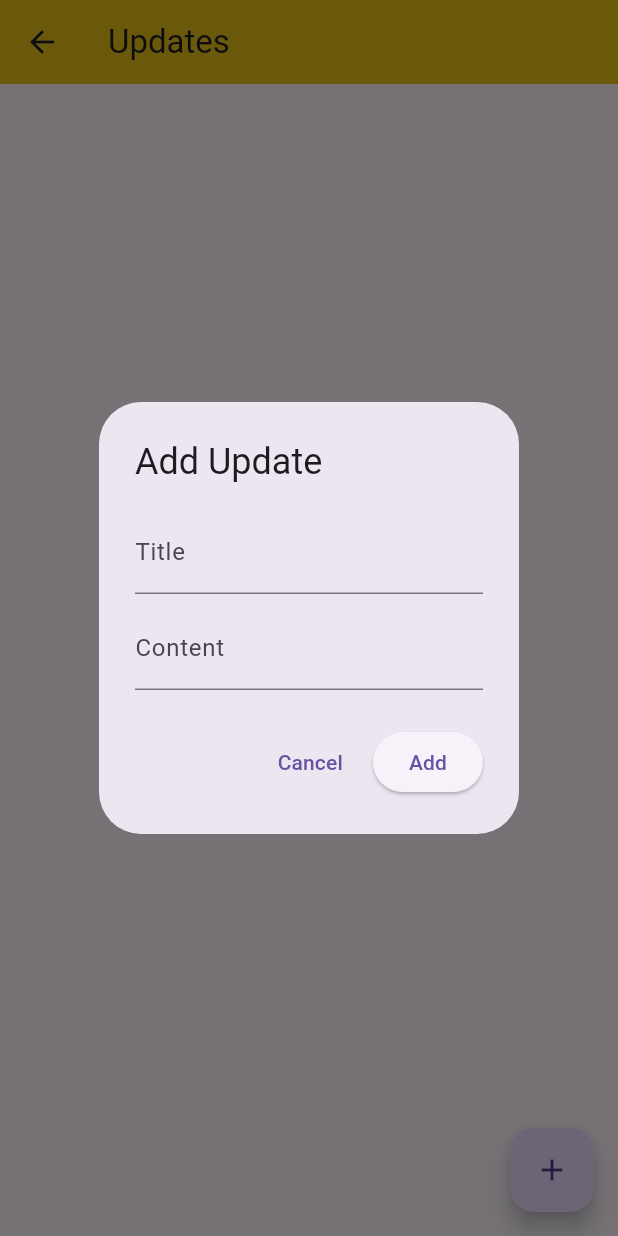
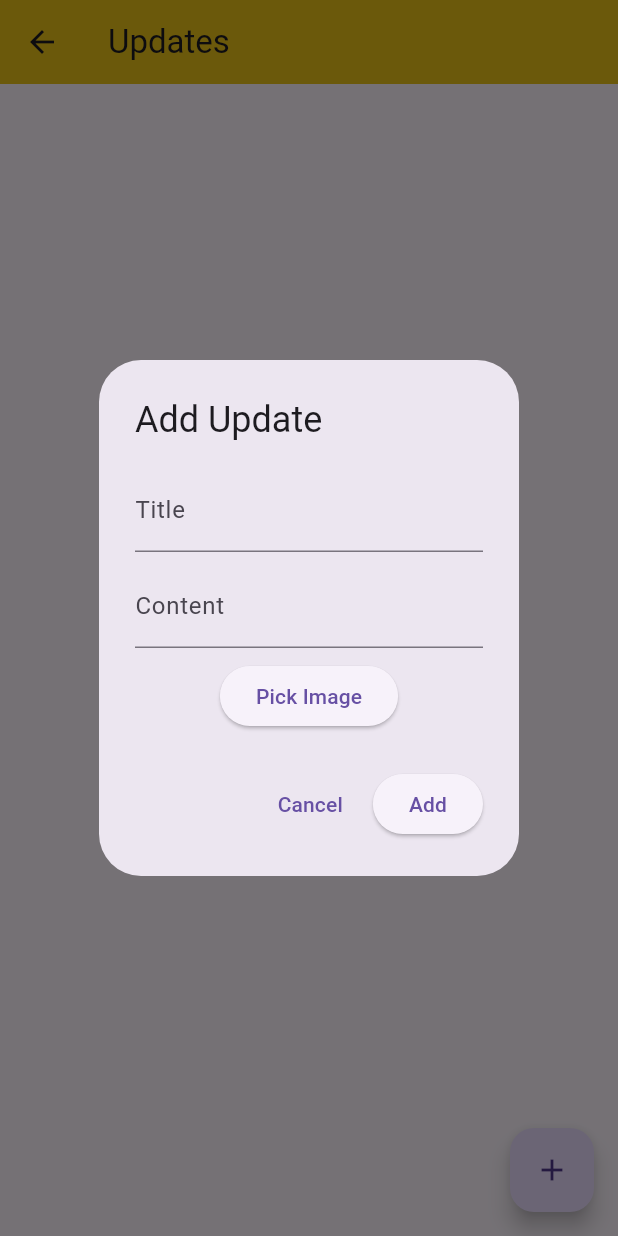
Before and after one commit to jayjr36/hostelchat_app, a Flutter app: the UpdatesPage screen opened directly, after a tap on the "add" icon, on a phone screen of 412 x 824 dp. Run offline on Flutter 3.47's test engine with Material 3 defaults, Android fonts, the phone set to English and light mode, and no system bars; our stand-ins replace cloud_firestore, easy_splash_screen, firebase_auth, firebase_core, firebase_storage, image_picker and 1 more; accounts and stored records are empty; network calls fail.

```diff
--- a/lib/main.dart
+++ b/lib/main.dart
@@ -3,6 +3,7 @@ import 'package:firebase_core/firebase_core.dart';
 import 'package:flutter/material.dart';
 import 'package:hostelchat/home.dart';
 import 'package:hostelchat/login.dart';
+import 'package:hostelchat/splash.dart';
 
 Future<void> main() async {
   WidgetsFlutterBinding.ensureInitialized();
@@ -26,7 +27,7 @@ class MyApp extends StatelessWidget {
       theme: ThemeData(
         primarySwatch: Colors.brown,
       ),
-      home: const AuthenticationWrapper(),
+      home: const SplashPage(),
     );
   }
 }
--- a/lib/updatespage.dart
+++ b/lib/updatespage.dart
@@ -2,6 +2,9 @@
 
 import 'package:flutter/material.dart';
 import 'package:cloud_firestore/cloud_firestore.dart';
+import 'package:firebase_storage/firebase_storage.dart';
+import 'package:image_picker/image_picker.dart';
+import 'dart:io';
 
 class UpdatesPage extends StatefulWidget {
   const UpdatesPage({super.key});
@@ -34,12 +37,24 @@ class UpdatesPageState extends State<UpdatesPage> {
             var updateData = update.data();
             var updateWidget = Container(
               decoration: BoxDecoration(
-                  border: Border.all(
-                      color: const Color.fromARGB(36, 105, 240, 175),
-                      width: 2)),
+                border: Border.all(
+                  color: const Color.fromARGB(36, 105, 240, 175),
+                  width: 2,
+                ),
+              ),
               child: ListTile(
                 title: Text(updateData['title']),
-                subtitle: Text(updateData['content']),
+                subtitle: Column(
+                  crossAxisAlignment: CrossAxisAlignment.start,
+                  children: [
+                    Text(updateData['content']),
+                    if (updateData['imageUrl'] != null)
+                      Padding(
+                        padding: const EdgeInsets.only(top: 8.0),
+                        child: Image.network(updateData['imageUrl']),
+                      ),
+                  ],
+                ),
               ),
             );
             updateWidgets.add(updateWidget);
@@ -54,7 +69,7 @@ class UpdatesPageState extends State<UpdatesPage> {
           showDialog(
             context: context,
             builder: (BuildContext context) {
-              return AddUpdateDialog();
+              return const AddUpdateDialog();
             },
           );
         },
@@ -65,18 +80,53 @@ class UpdatesPageState extends State<UpdatesPage> {
   }
 }
 
-class AddUpdateDialog extends StatelessWidget {
+class AddUpdateDialog extends StatefulWidget {
+  const AddUpdateDialog({super.key});
+
+  @override
+  AddUpdateDialogState createState() => AddUpdateDialogState();
+}
+
+class AddUpdateDialogState extends State<AddUpdateDialog> {
   final TextEditingController _titleController = TextEditingController();
   final TextEditingController _contentController = TextEditingController();
   final FirebaseFirestore _firestore = FirebaseFirestore.instance;
+  final ImagePicker _picker = ImagePicker();
+  File? _imageFile;
 
-  AddUpdateDialog({super.key});
+  Future<void> _pickImage() async {
+    final pickedFile = await _picker.pickImage(source: ImageSource.gallery);
+    setState(() {
+      if (pickedFile != null) {
+        _imageFile = File(pickedFile.path);
+      }
+    });
+  }
+
+  Future<String?> _uploadImage(File image) async {
+    try {
+      String fileName = DateTime.now().millisecondsSinceEpoch.toString();
+      Reference storageReference =
+          FirebaseStorage.instanceFor(bucket:"hostelchat-1.appspot.com").ref().child('updates/$fileName');
+      UploadTask uploadTask = storageReference.putFile(image);
+      TaskSnapshot snapshot = await uploadTask;
+      return await snapshot.ref.getDownloadURL();
+    } catch (e) {
+      print(e);
+      return null;
+    }
+  }
 
   void _addUpdate(BuildContext context) async {
     try {
+      String? imageUrl;
+      if (_imageFile != null) {
+        imageUrl = await _uploadImage(_imageFile!);
+      }
       await _firestore.collection('updates').add({
         'title': _titleController.text,
         'content': _contentController.text,
+        'imageUrl': imageUrl,
         'timestamp': DateTime.now(),
       });
       Navigator.pop(context);
@@ -122,6 +172,19 @@ class AddUpdateDialog extends StatelessWidget {
               labelText: 'Content',
             ),
           ),
+          const SizedBox(height: 8.0),
+          ElevatedButton(
+            onPressed: _pickImage,
+            child: const Text('Pick Image'),
+          ),
+          if (_imageFile != null)
+            Padding(
+              padding: const EdgeInsets.only(top: 8.0),
+              child: Image.file(
+                _imageFile!,
+                height: 150,
+              ),
+            ),
         ],
       ),
       actions: [
--- a/pubspec.yaml
+++ b/pubspec.yaml
@@ -18,6 +18,9 @@ dependencies:
   firebase_core: ^2.30.1
   fluttertoast: ^8.2.5
   loading_overlay: ^0.3.0
+  firebase_storage: ^11.7.6
+  image_picker: ^1.1.1
+  easy_splash_screen: ^1.0.4
 
 dev_dependencies:
   flutter_test:
```
Also changed, not shown: lib/splash.dart (added, +34 -0 lines), pubspec.lock, 11 other files.
